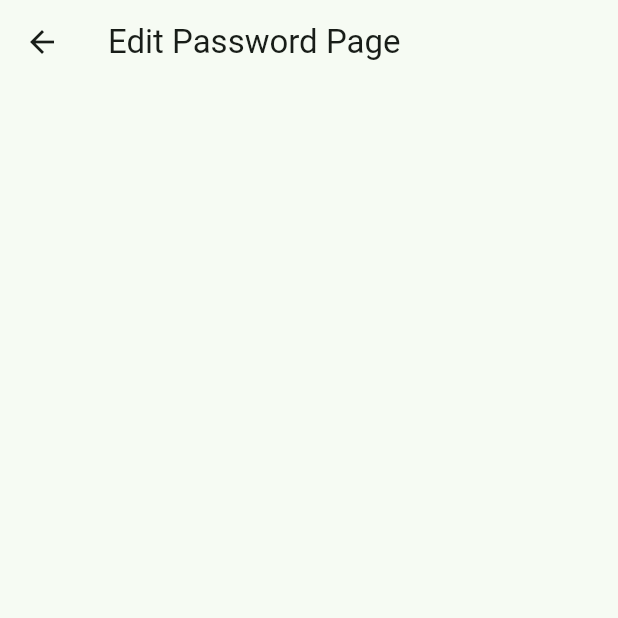
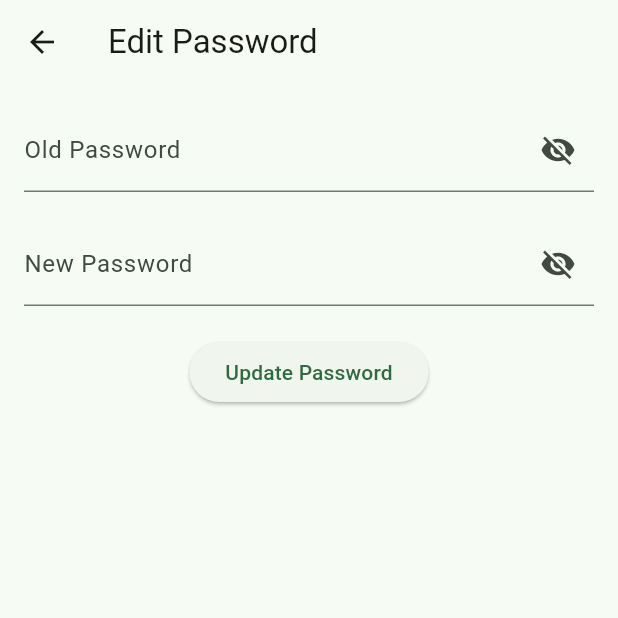
Before and after one commit to C0deRhin0/new-trashtrackr, a Flutter app: the EditPassword screen opened directly, on a phone screen of 412 x 824 dp, the top half of it. Run offline on Flutter 3.47's test engine with Material 3 defaults, Android fonts, the phone set to English and light mode, and no system bars; our stand-ins replace carousel_slider, cloud_firestore, dartz, firebase_auth, firebase_core, flutter_map and 6 more; missing offline and left inert: flutter_map_cancellable_tile_provider; accounts and stored records are empty; network calls fail.

Commit message:
working change password via account page

```diff
--- a/lib/presentation/settings/account settings pages/editpassword.dart
+++ b/lib/presentation/settings/account settings pages/editpassword.dart
@@ -1,11 +1,63 @@
 import 'package:flutter/material.dart';
+import 'package:firebase_auth/firebase_auth.dart';
 import '../../settings/accountpage.dart';
 
-class EditPassword extends StatelessWidget {
+class EditPassword extends StatefulWidget {
+  @override
+  _EditPasswordState createState() => _EditPasswordState();
+}
+
+class _EditPasswordState extends State<EditPassword> {
+  final TextEditingController _oldPasswordController = TextEditingController();
+  final TextEditingController _newPasswordController = TextEditingController();
+  bool _isOldPasswordHidden = true;
+  bool _isNewPasswordHidden = true;
+
+  // Auth instance
+  final FirebaseAuth _auth = FirebaseAuth.instance;
+
+  // Method to verify old password and update the new password
+  Future<void> _updatePassword(BuildContext context) async {
+    final user = _auth.currentUser;
+    if (user != null) {
+      // Reauthenticate with the old password
+      final credential = EmailAuthProvider.credential(
+        email: user.email!,
+        password: _oldPasswordController.text,
+      );
+
+      try {
+        await user.reauthenticateWithCredential(credential);
+
+        // If reauthentication succeeds, update the password
+        await user.updatePassword(_newPasswordController.text);
+        ScaffoldMessenger.of(context).showSnackBar(
+          SnackBar(content: Text("Password updated successfully")),
+        );
+
+        Navigator.pushReplacement(
+          context,
+          MaterialPageRoute(builder: (context) => AccountPage()),
+        );
+      } on FirebaseAuthException catch (e) {
+        String errorMessage;
+        if (e.code == 'wrong-password') {
+          errorMessage = 'The old password is incorrect.';
+        } else {
+          errorMessage = 'Failed to update password: ${e.message}';
+        }
+        ScaffoldMessenger.of(context).showSnackBar(
+          SnackBar(content: Text(errorMessage)),
+        );
+      }
+    }
+  }
+
   @override
   Widget build(BuildContext context) {
     return Scaffold(
       appBar: AppBar(
+        title: Text('Edit Password'),
         leading: IconButton(
           icon: Icon(Icons.arrow_back),
           onPressed: () {
@@ -13,9 +65,63 @@ class EditPassword extends StatelessWidget {
                 MaterialPageRoute(builder: (context) => AccountPage()));
           },
         ),
-        title: Text('Edit Password Page'),
       ),
-      body: Container(),
+      body: Padding(
+        padding: const EdgeInsets.all(16.0),
+        child: Column(
+          children: [
+            // Old Password Field
+            TextField(
+              controller: _oldPasswordController,
+              obscureText: _isOldPasswordHidden,
+              decoration: InputDecoration(
+                labelText: "Old Password",
+                suffixIcon: IconButton(
+                  icon: Icon(
+                    _isOldPasswordHidden
+                        ? Icons.visibility_off
+                        : Icons.visibility,
+                  ),
+                  onPressed: () {
+                    setState(() {
+                      _isOldPasswordHidden = !_isOldPasswordHidden;
+                    });
+                  },
+                ),
+              ),
+            ),
+            const SizedBox(height: 20),
+
+            // New Password Field
+            TextField(
+              controller: _newPasswordController,
+              obscureText: _isNewPasswordHidden,
+              decoration: InputDecoration(
+                labelText: "New Password",
+                suffixIcon: IconButton(
+                  icon: Icon(
+                    _isNewPasswordHidden
+                        ? Icons.visibility_off
+                        : Icons.visibility,
+                  ),
+                  onPressed: () {
+                    setState(() {
+                      _isNewPasswordHidden = !_isNewPasswordHidden;
+                    });
+                  },
+                ),
+              ),
+            ),
+            const SizedBox(height: 20),
+
+            // Update Button
+            ElevatedButton(
+              onPressed: () => _updatePassword(context),
+              child: Text("Update Password"),
+            ),
+          ],
+        ),
+      ),
     );
   }
 }
```
Also changed, not shown: lib/data/sources/auth/auth_firebase_service.dart (+38 -19 lines), lib/presentation/settings/account settings pages/editemail.dart (+35 -2 lines).
